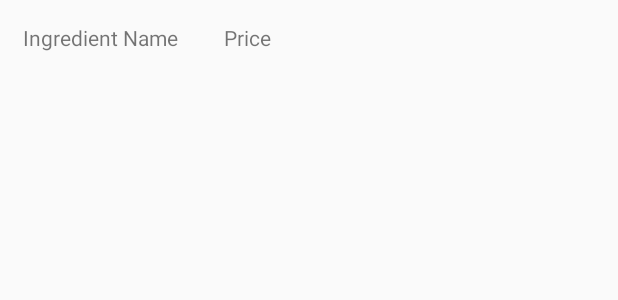
After one commit to philxchen/SEG2105, an Android app: the layout listview_ingredient_row.xml on its own in the app's theme, with its tools: preview values and no code run, on a phone screen of 412 x 824 dp. The commit adds this screen. Shown: the top 300 px of the screen. Run offline under Robolectric (Android 15) with nearby library versions, the phone set to English and light mode, and no system bars.

Commit message:
Created Adapater for Ingredient

```diff
--- a/app/src/main/java/ca/uottawa/cookingwithgarzon/RecipeSearch.java
+++ b/app/src/main/java/ca/uottawa/cookingwithgarzon/RecipeSearch.java
@@ -2,10 +2,7 @@ package ca.uottawa.cookingwithgarzon;
 
 import android.content.Intent;
 import android.os.Bundle;
-import android.support.design.widget.FloatingActionButton;
-import android.support.design.widget.Snackbar;
 import android.support.v7.app.AppCompatActivity;
-import android.support.v7.widget.Toolbar;
 import android.view.View;
 import android.widget.Button;
 import android.widget.EditText;
@@ -27,7 +24,7 @@ public class RecipeSearch extends AppCompatActivity {
         View.OnClickListener oclSearchBtn = new View.OnClickListener() {
             @Override
             public void onClick(View view) {
-                Intent intent = new Intent(RecipeSearch.this, SearchResult.class);
+                Intent intent = new Intent(RecipeSearch.this, RecipeSearchResult.class);
                 intent.putExtra("name", nameTxt.getText().toString());
                 intent.putExtra("ingredient", ingredientTxt.getText().toString());
                 intent.putExtra("cuisine", cuisineTxt.getText().toString());
--- a/app/src/main/java/ca/uottawa/cookingwithgarzon/SearchResult.java
+++ b/app/src/main/java/ca/uottawa/cookingwithgarzon/RecipeSearchResult.java
@@ -10,7 +10,7 @@ import ca.uottawa.cookingwithgarzon.model.*;
 import java.util.ArrayList;
 
 
-public class SearchResult extends AppCompatActivity {
+public class RecipeSearchResult extends AppCompatActivity {
 
     @Override
     protected void onCreate(Bundle savedInstanceState) {
--- a/app/src/main/java/ca/uottawa/cookingwithgarzon/SelectCreateActivity.java
+++ b/app/src/main/java/ca/uottawa/cookingwithgarzon/SelectCreateActivity.java
@@ -6,6 +6,8 @@ import android.support.v7.app.AppCompatActivity;
 import android.os.Bundle;
 import android.view.View;
 import android.widget.Button;
+
+import static android.app.Activity.RESULT_OK;
 
 public class SelectCreateActivity extends AppCompatActivity {
 
--- a/app/src/main/java/ca/uottawa/cookingwithgarzon/ShoppingCartActivity.java
+++ b/app/src/main/java/ca/uottawa/cookingwithgarzon/ShoppingCartActivity.java
@@ -29,7 +29,7 @@ public class ShoppingCartActivity extends AppCompatActivity {
         });
 
         IngredientArrayAdapter adapter = new IngredientArrayAdapter(this, new DbHelper(getApplicationContext()).getIngredients());
-        ListView cartList = (ListView) findViewById(R.id.shopping_cart_list);
+        ListView cartList = (ListView) findViewById(R.id.content_shopping_cart);
         cartList.setAdapter(adapter);
         cartList.setOnClickListener(new View.OnClickListener() {
             @Override
--- a/app/src/main/res/layout/activity_search_result.xml
+++ b/app/src/main/res/layout/activity_search_result.xml
@@ -5,7 +5,7 @@
     android:layout_width="match_parent"
     android:layout_height="match_parent"
     android:fitsSystemWindows="true"
-    tools:context="ca.uottawa.cookingwithgarzon.SearchResult">
+    tools:context="ca.uottawa.cookingwithgarzon.RecipeSearchResult">
 
     <android.support.design.widget.AppBarLayout
         android:id="@+id/app_bar"
--- /dev/null
+++ b/app/src/main/res/layout/listview_ingredient_row.xml
@@ -0,0 +1,20 @@
+<?xml version="1.0" encoding="utf-8"?>
+<LinearLayout xmlns:android="http://schemas.android.com/apk/res/android"
+    android:orientation="horizontal" android:layout_width="match_parent"
+    android:layout_height="match_parent">
+
+    <TextView
+        android:text="Ingredient Name"
+        android:layout_width="wrap_content"
+        android:layout_height="wrap_content"
+        android:id="@+id/ingredient_row_name"
+        android:layout_margin="15dp" />
+
+    <TextView
+        android:text="Price"
+        android:layout_width="wrap_content"
+        android:layout_height="wrap_content"
+        android:id="@+id/ingredient_row_price"
+        android:layout_weight="1"
+        android:layout_margin="15dp" />
+</LinearLayout>
--- a/app/src/main/res/menu/menu_search_result.xml
+++ b/app/src/main/res/menu/menu_search_result.xml
@@ -1,7 +1,7 @@
 <menu xmlns:android="http://schemas.android.com/apk/res/android"
     xmlns:app="http://schemas.android.com/apk/res-auto"
     xmlns:tools="http://schemas.android.com/tools"
-    tools:context="ca.uottawa.cookingwithgarzon.SearchResult">
+    tools:context="ca.uottawa.cookingwithgarzon.RecipeSearchResult">
     <item
         android:id="@+id/action_settings"
         android:orderInCategory="100"
```
Also changed, not shown: app/src/main/java/adapter/IngredientArrayAdapter.java (added, +43 -0 lines).
